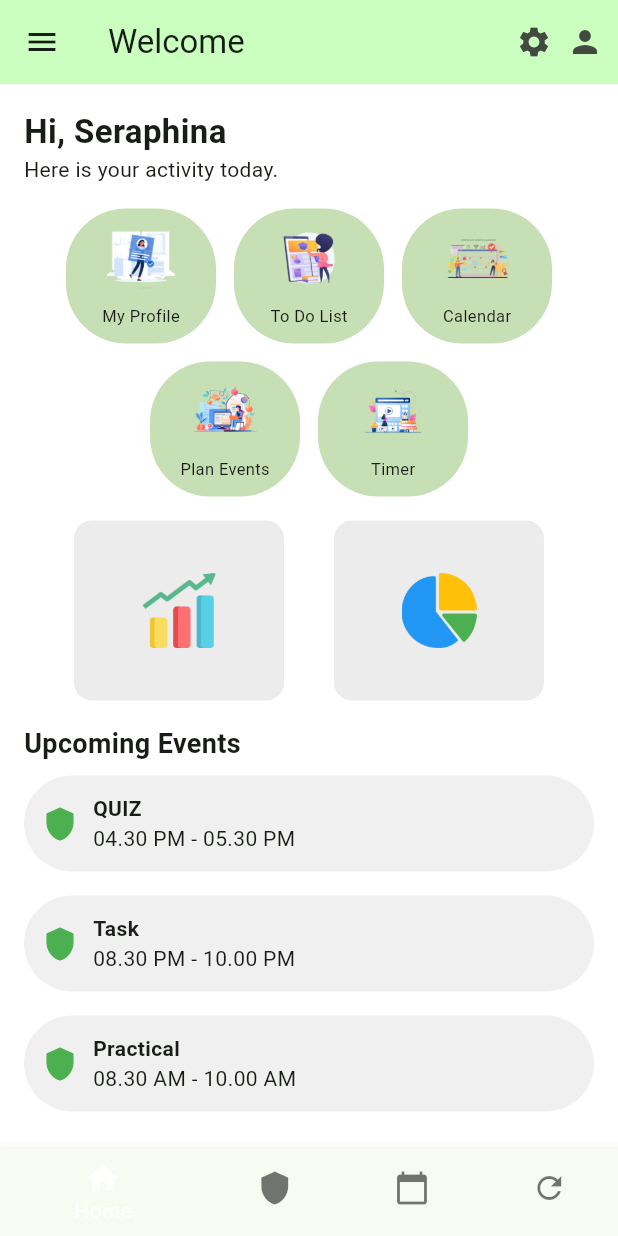
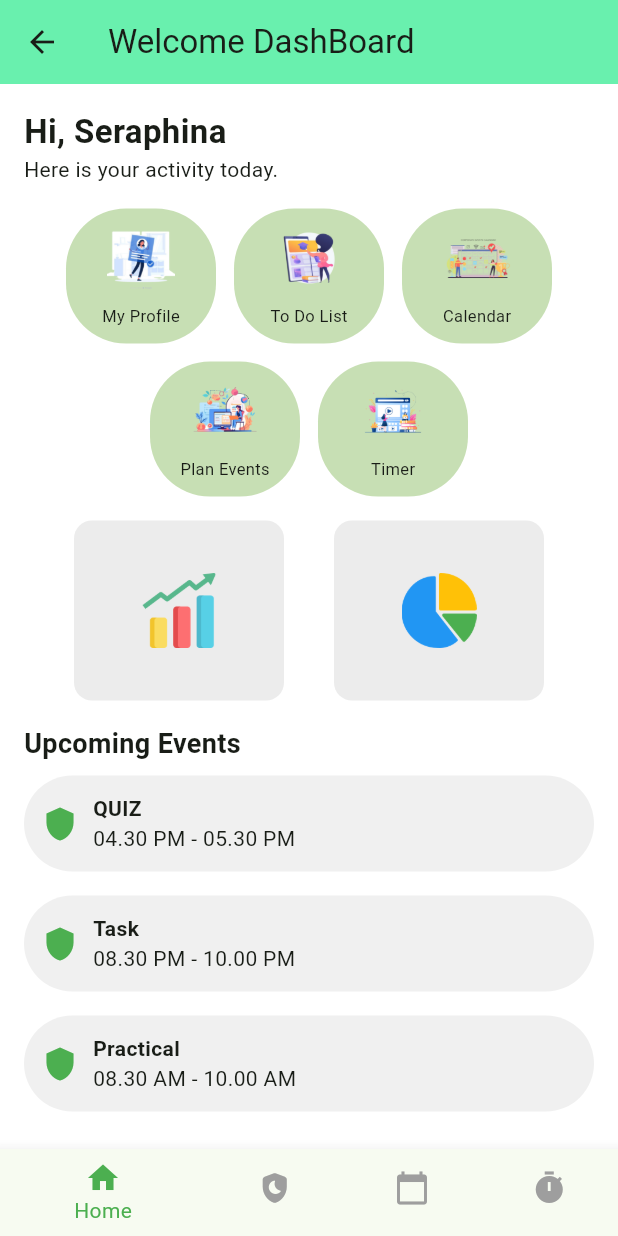
Before and after one commit to IPMSand/PUSL2023-Mobile-App-Development-Group-50, a Flutter app: the HomeScreen screen opened directly, item 2 of the bottom bar chosen, after a tap on the "menu" icon, after a tap on "Home", on a phone screen of 412 x 824 dp. Run offline on Flutter 3.47's test engine with Material 3 defaults, Android fonts, the phone set to English and light mode, and no system bars; our stand-ins replace google_fonts, shared_preferences; accounts and stored records are empty.

Commit message:
All done- last commit

```diff
--- a/lib/componments/custom_navbar.dart
+++ b/lib/componments/custom_navbar.dart
@@ -6,10 +6,10 @@ class CustomAppBar extends StatelessWidget implements PreferredSizeWidget {
   final VoidCallback? onProfileTap;
 
   const CustomAppBar({
-    Key? key,
+    super.key,
     required this.title,
     this.onProfileTap,
-  }) : super(key: key);
+  });
 
   @override
   Widget build(BuildContext context) {
--- a/lib/screens/dashboard.dart
+++ b/lib/screens/dashboard.dart
@@ -1,20 +1,32 @@
 import 'package:flutter/material.dart';
 
-class DashboardScreen extends StatelessWidget {
+import '../componments/bottom_navbar.dart';
+
+class MyWidget extends StatefulWidget {
+  const MyWidget({super.key});
+
+  @override
+  State<MyWidget> createState() => _MyWidgetState();
+
+}
+
+class _MyWidgetState extends State<MyWidget> {
+
+   int _selectedIndex = 0;
+  void _onItemTapped(int index) {
+    setState(() {
+      _selectedIndex = index;
+    });
+  }
+
   @override
   Widget build(BuildContext context) {
     return Scaffold(
       backgroundColor: Colors.white,
       appBar: AppBar(
-        backgroundColor: Color(0xFFCAFFBF),
-        title: const Text("Welcome"),
-        actions: [
-          Icon(Icons.settings),
-          SizedBox(width: 10),
-          Icon(Icons.person), // ✅ Profile Icon added
-          SizedBox(width: 10),
-        ],
-        leading: Icon(Icons.menu),
+        backgroundColor: Colors.greenAccent,
+        title: const Text("Welcome DashBoard"),
+
       ),
       body: Padding(
         padding: const EdgeInsets.all(16.0),
@@ -83,21 +95,12 @@ class DashboardScreen extends StatelessWidget {
       ),
 
       // Bottom Navigation Bar (Fixed Background Color)
-      bottomNavigationBar: Container(
-        color: Color(0xFFCAFFBF), // Background color
-        child: BottomNavigationBar(
-          backgroundColor: Colors.transparent, // Transparent so Container color shows
-          selectedItemColor: Colors.white,
-          unselectedItemColor: Colors.black54,
-          items: const [
-            BottomNavigationBarItem(icon: Icon(Icons.home), label: "Home"),
-            BottomNavigationBarItem(icon: Icon(Icons.shield), label: "Security"),
-            BottomNavigationBarItem(icon: Icon(Icons.calendar_today), label: "Calendar"),
-            BottomNavigationBarItem(icon: Icon(Icons.refresh), label: "Refresh"),
-          ],
-        ),
+ bottomNavigationBar: MyBottomNavigationBarWidget(
+        initialIndex: _selectedIndex,
+        onItemTapped: _onItemTapped,
       ),
     );
+  }
   }
 
   // Feature Icon with Background Color & Rounded Corners
@@ -205,4 +208,3 @@ class DashboardScreen extends StatelessWidget {
       ],
     );
   }
-}
--- a/lib/screens/home.dart
+++ b/lib/screens/home.dart
@@ -84,7 +84,7 @@ class _HomeScreenState extends State<HomeScreen> {
             ListTile(
               leading: Icon(Icons.home, color: Colors.green),
               title: Text("Home"),
-              onTap: () => _navigateToScreen(DashboardScreen()),
+              onTap: () => _navigateToScreen(MyWidget()),// this is dashboard later change name in dash.dart
             ),
             ListTile(
               leading: Icon(Icons.shield_moon_rounded, color: Colors.green),
```
